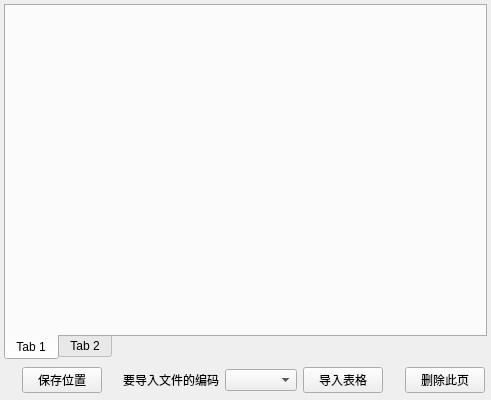
First picture: the form in multiple_send_widget.ui, repository 652436962/Network_Assistant, before the edit.
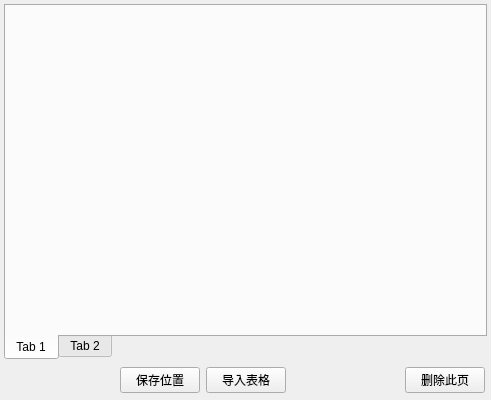
Second picture: the form after the edit.

```diff
--- a/multiple_send_widget.ui
+++ b/multiple_send_widget.ui
@@ -99,29 +99,6 @@
         </property>
        </widget>
       </item>
-      <item>
-       <spacer name="horizontalSpacer_3">
-        <property name="orientation">
-         <enum>Qt::Orientation::Horizontal</enum>
-        </property>
-        <property name="sizeHint" stdset="0">
-         <size>
-          <width>37</width>
-          <height>20</height>
-         </size>
-        </property>
-       </spacer>
-      </item>
-      <item>
-       <widget class="QLabel" name="label_Encoding">
-        <property name="text">
-         <string>要导入文件的编码</string>
-        </property>
-       </widget>
-      </item>
-      <item>
-       <widget class="QComboBox" name="comboBox_Encoding"/>
-      </item>
       <item>
        <widget class="QPushButton" name="pushButton_Import">
         <property name="text">
```
